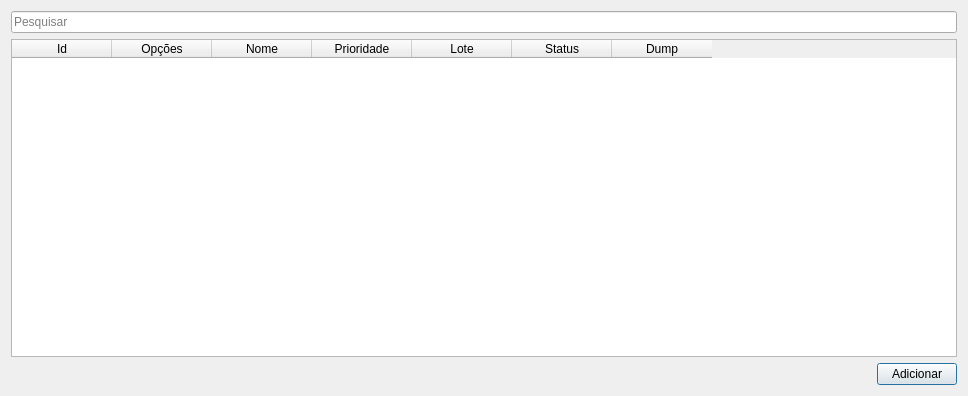
First picture: the form in uis/mBlocks.ui, repository dsgoficial/SAP_Gerente, before the edit.
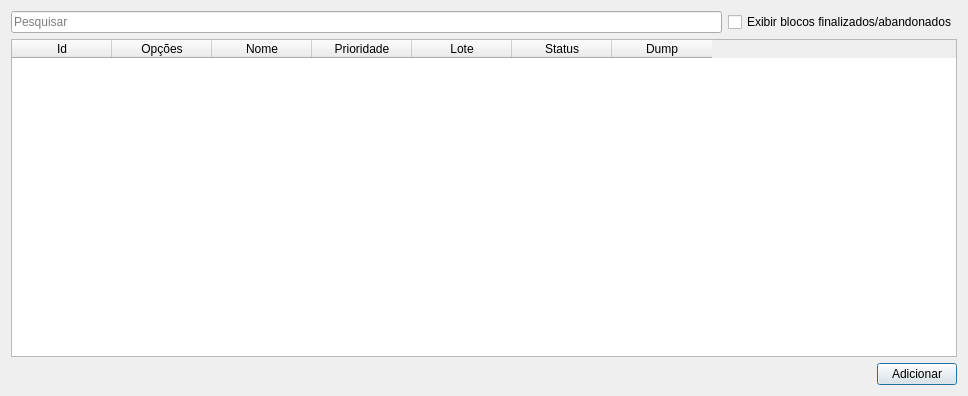
Second picture: the form after the edit.

Commit message: filtra projetos, lotes, blocos, grupos de insumos e dados de produção pelo status

```diff
--- a/uis/mBlocks.ui
+++ b/uis/mBlocks.ui
@@ -18,11 +18,22 @@
   </property>
   <layout class="QGridLayout" name="gridLayout">
    <item row="0" column="0">
+    <layout class="QHBoxLayout" name="horizontalLayout_2">
+     <item>
     <widget class="QLineEdit" name="searchLe">
      <property name="placeholderText">
       <string>Pesquisar</string>
      </property>
     </widget>
+     </item>
+     <item>
+      <widget class="QCheckBox" name="showFinishedCheckBox">
+       <property name="text">
+        <string>Exibir blocos finalizados/abandonados</string>
+       </property>
+      </widget>
+     </item>
+    </layout>
    </item>
    <item row="1" column="0">
     <widget class="QTableWidget" name="tableWidget">
```
Lines whose indentation alone changed are shown as unchanged. The commit also changes 9 other files.
